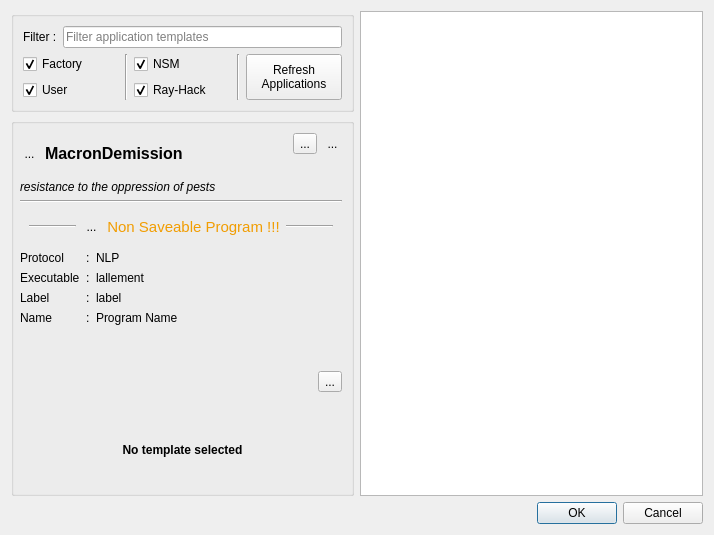
Before: the Qt Designer form resources/ui/add_application.ui in Houston4444/RaySession, drawn with Qt 5.
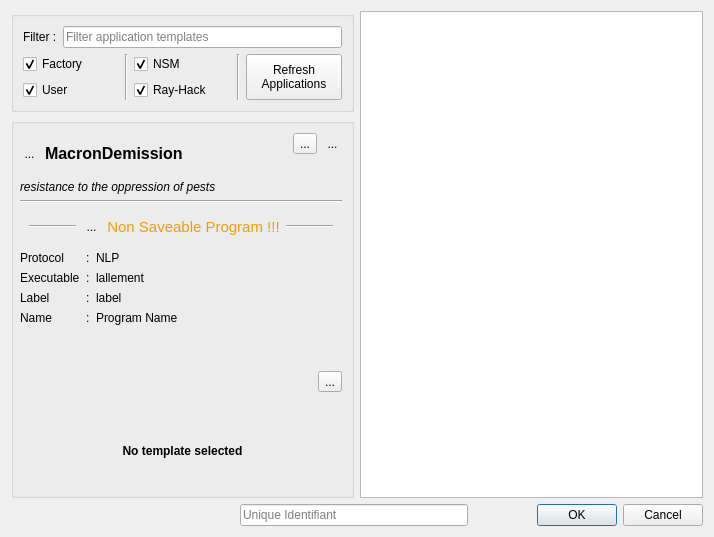
After: the same form once the commit is applied. Icons and pictures are not drawn. Custom widgets are drawn as their Qt base class.

Commit message: add possibility to launch template with specific unique identifiant

```diff
--- a/resources/ui/add_application.ui
+++ b/resources/ui/add_application.ui
@@ -10,7 +10,7 @@
     <x>0</x>
     <y>0</y>
     <width>714</width>
-    <height>535</height>
+    <height>537</height>
    </rect>
   </property>
   <property name="windowTitle">
@@ -619,6 +619,34 @@
     </layout>
    </item>
    <item>
+    <layout class="QHBoxLayout" name="horizontalLayout">
+     <item>
+      <spacer name="horizontalSpacer_3">
+       <property name="orientation">
+        <enum>Qt::Horizontal</enum>
+       </property>
+       <property name="sizeHint" stdset="0">
+        <size>
+         <width>40</width>
+         <height>20</height>
+        </size>
+       </property>
+      </spacer>
+     </item>
+     <item>
+      <widget class="QLineEdit" name="lineEditUniqueId">
+       <property name="toolTip">
+        <string>&lt;html&gt;&lt;head/&gt;&lt;body&gt;&lt;p&gt;Set a unique indentifiant takes sense only if you run multiple instances of the same program in the session.&lt;/p&gt;&lt;p&gt;The unique identifiant will be used as client_id for the client, as label and for the JACK client name. This way, you will recognize its instance easily in the client list and in the patchbay.&lt;/p&gt;&lt;/body&gt;&lt;/html&gt;</string>
+       </property>
+       <property name="inputMask">
+        <string/>
+       </property>
+       <property name="placeholderText">
+        <string>Unique Identifiant</string>
+       </property>
+      </widget>
+     </item>
+     <item>
     <widget class="QDialogButtonBox" name="buttonBox">
      <property name="enabled">
       <bool>true</bool>
@@ -630,6 +658,8 @@
       <set>QDialogButtonBox::Cancel|QDialogButtonBox::Ok</set>
      </property>
     </widget>
+     </item>
+    </layout>
    </item>
   </layout>
   <action name="actionRefreshApplications">
```
Lines whose indentation alone changed are shown as unchanged. The commit also changes 7 other files.
